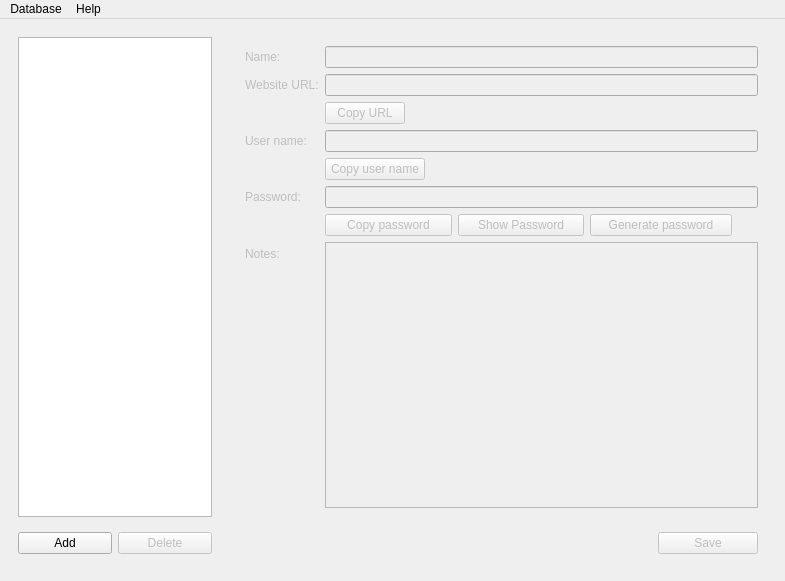
Before: the Qt Designer form MainWindow.ui in veaceslav/qpass-qt5, drawn with Qt 5.
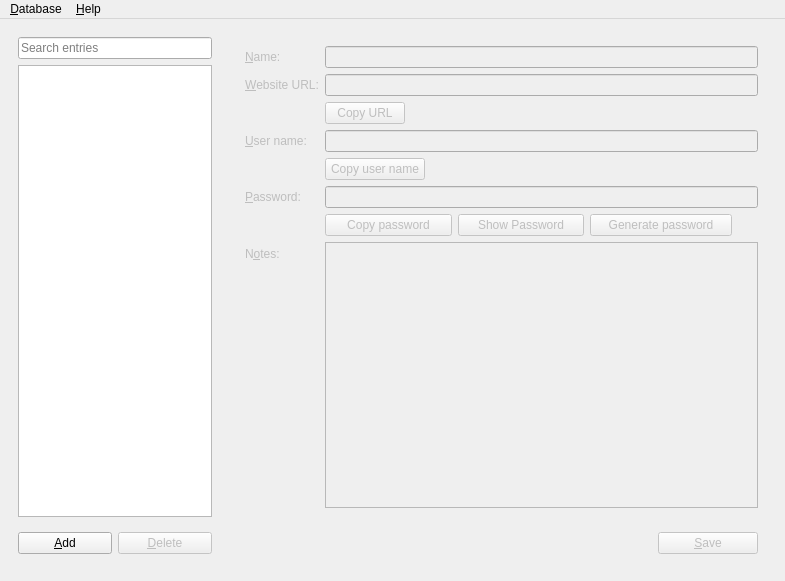
After: the same form once the commit is applied.

Commit message: Added searching feature and shortcut keys.

What changed in the file:
```diff
--- a/MainWindow.ui
+++ b/MainWindow.ui
@@ -24,6 +24,22 @@
        </size>
       </property>
       <layout class="QVBoxLayout" name="verticalLayout">
+       <item>
+        <widget class="QLineEdit" name="searchEdit">
+         <property name="whatsThis">
+          <string/>
+         </property>
+         <property name="inputMask">
+          <string notr="true"/>
+         </property>
+         <property name="maxLength">
+          <number>100</number>
+         </property>
+         <property name="placeholderText">
+          <string>Search entries</string>
+         </property>
+        </widget>
+       </item>
        <item>
         <widget class="QListView" name="listView">
          <property name="minimumSize">
@@ -64,7 +80,7 @@
           <item>
            <widget class="QPushButton" name="addButton">
             <property name="text">
-             <string>Add</string>
+             <string>&amp;Add</string>
             </property>
            </widget>
           </item>
@@ -74,7 +90,7 @@
              <bool>false</bool>
             </property>
             <property name="text">
-             <string>Delete</string>
+             <string>&amp;Delete</string>
             </property>
            </widget>
           </item>
@@ -105,7 +121,10 @@
           <item row="0" column="0">
            <widget class="QLabel" name="label">
             <property name="text">
-             <string>Name:</string>
+             <string>&amp;Name:</string>
+            </property>
+            <property name="buddy">
+             <cstring>nameEdit</cstring>
             </property>
            </widget>
           </item>
@@ -119,7 +138,10 @@
           <item row="1" column="0">
            <widget class="QLabel" name="label_2">
             <property name="text">
-             <string>Website URL:</string>
+             <string>&amp;Website URL:</string>
+            </property>
+            <property name="buddy">
+             <cstring>urlEdit</cstring>
             </property>
            </widget>
           </item>
@@ -140,7 +162,10 @@
           <item row="3" column="0">
            <widget class="QLabel" name="label_3">
             <property name="text">
-             <string>User name:</string>
+             <string>&amp;User name:</string>
+            </property>
+            <property name="buddy">
+             <cstring>userNameEdit</cstring>
             </property>
            </widget>
           </item>
@@ -167,7 +192,10 @@
           <item row="5" column="0">
            <widget class="QLabel" name="label_4">
             <property name="text">
-             <string>Password:</string>
+             <string>&amp;Password:</string>
+            </property>
+            <property name="buddy">
+             <cstring>passwordEdit</cstring>
             </property>
            </widget>
           </item>
@@ -248,7 +276,10 @@
           <item row="7" column="0">
            <widget class="QLabel" name="label_5">
             <property name="text">
-             <string>Notes:</string>
+             <string>N&amp;otes:</string>
+            </property>
+            <property name="buddy">
+             <cstring>notesEdit</cstring>
             </property>
            </widget>
           </item>
@@ -283,7 +314,7 @@
              </size>
             </property>
             <property name="text">
-             <string>Save</string>
+             <string>&amp;Save</string>
             </property>
            </widget>
           </item>
@@ -306,13 +337,13 @@
    </property>
    <widget class="QMenu" name="menuHelp">
     <property name="title">
-     <string>Help</string>
+     <string>&amp;Help</string>
     </property>
     <addaction name="actionAbout"/>
    </widget>
    <widget class="QMenu" name="menuFile">
     <property name="title">
-     <string>Database</string>
+     <string>&amp;Database</string>
     </property>
     <addaction name="actionChangePassword"/>
     <addaction name="actionExportDatabase"/>
```
Left out of the diff: 19 changed lines with no effect on the pictures. The commit also changes 2 other files.
